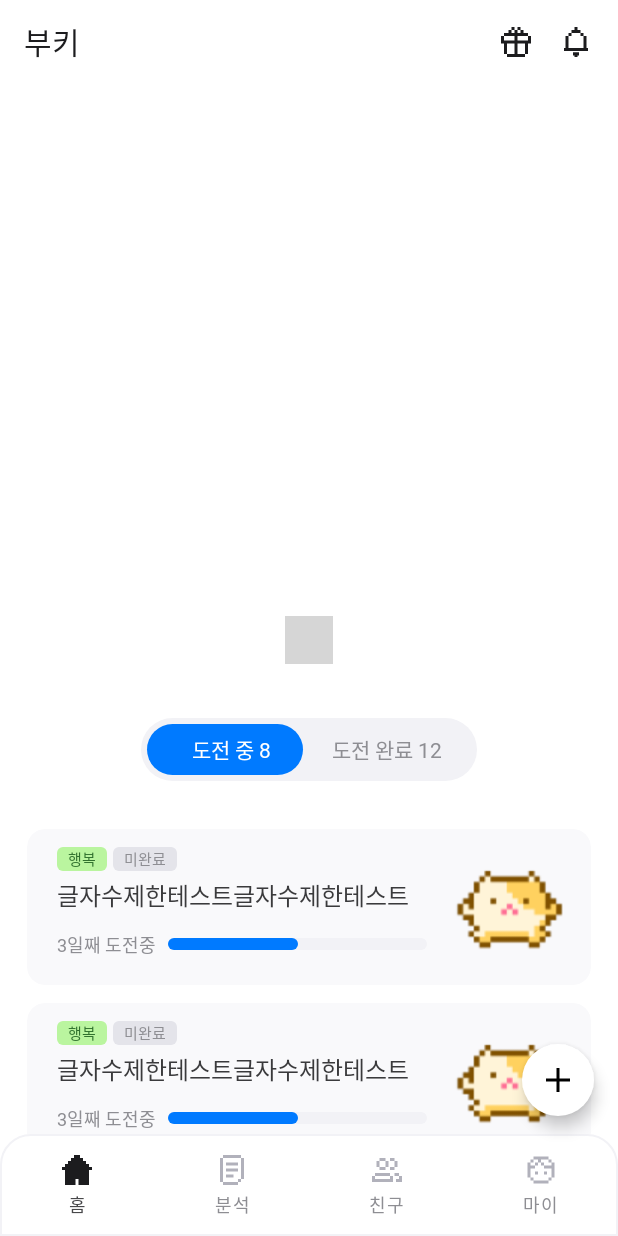
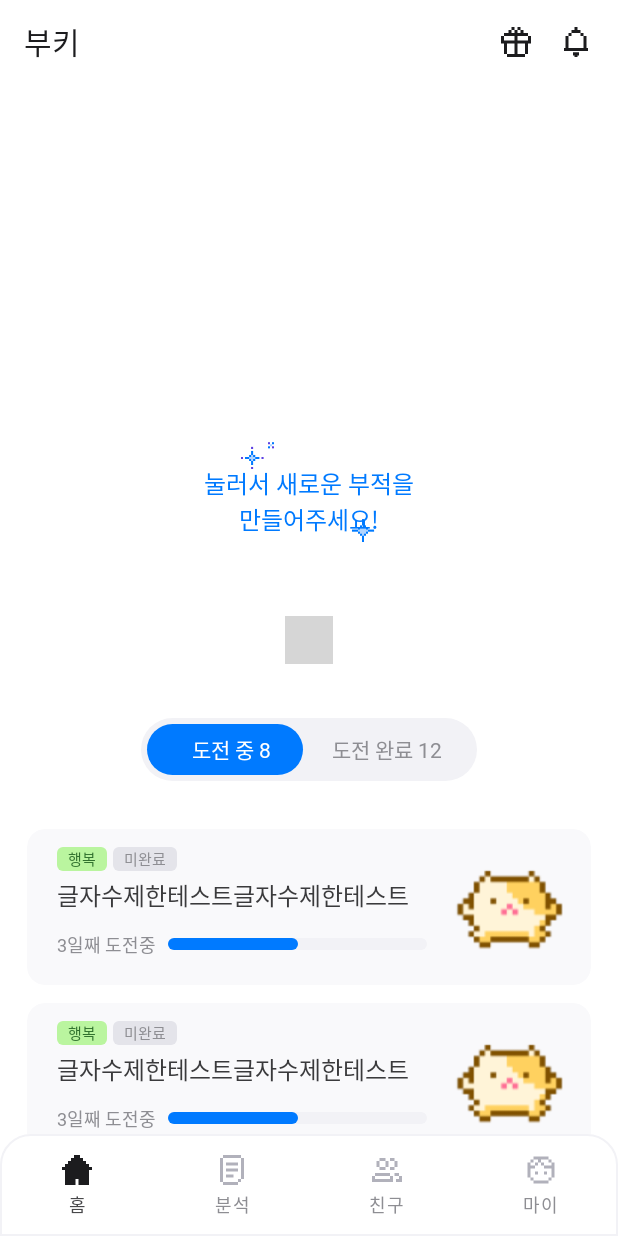
Before and after one commit to skp-temp/buki-android, an Android app: the screen it shows after launch (MainActivity), on a phone screen of 412 x 824 dp. Run offline under Robolectric (Android 15) with nearby library versions, the phone set to English and light mode, and no system bars; our stand-ins replace Dagger/Hilt's generated code, navigation-ui; plain views replace DotsIndicator; 1 statement that could not run was skipped; grey boxes are pictures that could not be loaded.

Commit message:
feat: 부적 없는 경우 레이아웃 구현

```diff
--- a/app/src/main/java/com/example/skptemp/feature/home/CharmDetailActivity.kt
+++ b/app/src/main/java/com/example/skptemp/feature/home/CharmDetailActivity.kt
@@ -153,7 +153,6 @@ class CharmDetailActivity : AppCompatActivity() {
     }
 
     private fun setupMessageList() = with(binding.messageRecyclerView) {
-        val messageBackgroundColor = ColorUtil.getColor(mContext, mCharmType.subBackgroundColor)
         val charmMessages = listOf(
             CharmMessage("", "김혜민", "테스트", "2024.01.10"),
             CharmMessage("", "김혜민", "테스트", "2024.01.10"),
@@ -161,12 +160,13 @@ class CharmDetailActivity : AppCompatActivity() {
             CharmMessage("", "김혜민", "글자수테스트글자수테스트글자수테스트글자수테스트글자수테스트글자수테스트", "2024.01.10"),
         )
 
-        if (charmMessages.size == 0) {
+        if (charmMessages.isEmpty()) {
             visibility = View.GONE
             binding.messageEmptyLayout.visibility = View.VISIBLE
             return@with
         }
 
+        val messageBackgroundColor = ColorUtil.getColor(mContext, mCharmType.subBackgroundColor)
         adapter =
             CharmMessageListAdapter(
                 charmMessages,
@@ -182,7 +182,6 @@ class CharmDetailActivity : AppCompatActivity() {
                 context = mContext
             )
         )
-
     }
 
     override fun onDestroy() {
--- /dev/null
+++ b/app/src/main/res/drawable/empty_charm_image.xml
@@ -0,0 +1,11 @@
+<?xml version="1.0" encoding="UTF-8"?>
+<shape xmlns:android="http://schemas.android.com/apk/res/android"
+    android:shape="rectangle">
+    <solid android:color="@color/blue_100" />
+    <corners android:radius="@dimen/large_radius" />
+    <stroke
+        android:width="1.6dp"
+        android:color="#80007AFF"
+        android:dashWidth="3dp"
+        android:dashGap="3dp" />
+</shape>
--- a/app/src/main/res/layout/activity_main.xml
+++ b/app/src/main/res/layout/activity_main.xml
@@ -23,6 +23,7 @@
         android:backgroundTint="@color/white"
         android:elevation="16dp"
         android:src="@drawable/ic_plus"
+        android:visibility="gone"
         app:borderWidth="0dp"
         app:fabCustomSize="@dimen/fab_size"
         app:layout_constraintBottom_toTopOf="@+id/bottom_navigation_bar"
--- a/app/src/main/res/layout/charm_image_list_item.xml
+++ b/app/src/main/res/layout/charm_image_list_item.xml
@@ -8,7 +8,7 @@
         android:id="@+id/charm_image"
         android:layout_width="match_parent"
         android:layout_height="0dp"
-        app:cardCornerRadius="@dimen/charm_image_radius"
+        app:cardCornerRadius="@dimen/large_radius"
         app:cardElevation="0dp"
         app:layout_constraintBottom_toBottomOf="parent"
         app:layout_constraintDimensionRatio="2:3"
--- a/app/src/main/res/layout/fragment_home.xml
+++ b/app/src/main/res/layout/fragment_home.xml
@@ -57,10 +57,60 @@
                     android:layout_height="0dp"
                     android:clipChildren="false"
                     android:clipToPadding="false"
+                    app:layout_constraintBottom_toTopOf="@+id/empty_charm_image_layout"
+                    app:layout_constraintLeft_toLeftOf="parent"
+                    app:layout_constraintRight_toRightOf="parent"
+                    app:layout_constraintTop_toBottomOf="@+id/space1" />
+
+                <!-- h = 300 / 332 = 0.9 -->
+                <androidx.constraintlayout.widget.ConstraintLayout
+                    android:id="@+id/empty_charm_image_layout"
+                    android:layout_width="match_parent"
+                    android:layout_height="0dp"
+                    android:clipChildren="false"
+                    android:clipToPadding="false"
                     app:layout_constraintBottom_toBottomOf="parent"
                     app:layout_constraintLeft_toLeftOf="parent"
                     app:layout_constraintRight_toRightOf="parent"
-                    app:layout_constraintTop_toBottomOf="@+id/space1" />
+                    app:layout_constraintTop_toBottomOf="@+id/charm_image_view_pager">
+
+                    <ImageView
+                        android:id="@+id/empty_charm_image"
+                        android:layout_width="0dp"
+                        android:layout_height="match_parent"
+                        android:src="@drawable/empty_charm_image"
+                        android:visibility="gone"
+                        app:layout_constraintBottom_toBottomOf="parent"
+                        app:layout_constraintDimensionRatio="2:3"
+                        app:layout_constraintLeft_toLeftOf="parent"
+                        app:layout_constraintRight_toRightOf="parent"
+                        app:layout_constraintTop_toTopOf="parent" />
+
+                    <ImageView
+                        android:layout_width="0dp"
+                        android:layout_height="match_parent"
+                        android:scaleType="fitCenter"
+                        android:src="@drawable/img_sparkle"
+                        app:layout_constraintBottom_toBottomOf="parent"
+                        app:layout_constraintDimensionRatio="2:3"
+                        app:layout_constraintLeft_toLeftOf="parent"
+                        app:layout_constraintRight_toRightOf="parent"
+                        app:layout_constraintTop_toTopOf="parent" />
+
+                    <TextView
+                        style="@style/medium_text_style"
+                        android:layout_width="match_parent"
+                        android:layout_height="wrap_content"
+                        android:layout_marginTop="6dp"
+                        android:gravity="center"
+                        android:text="@string/create_empty_charm"
+                        android:textColor="@color/blue"
+                        app:layout_constraintBottom_toBottomOf="parent"
+                        app:layout_constraintLeft_toLeftOf="parent"
+                        app:layout_constraintRight_toRightOf="parent"
+                        app:layout_constraintTop_toTopOf="parent" />
+
+                </androidx.constraintlayout.widget.ConstraintLayout>
 
             </androidx.constraintlayout.widget.ConstraintLayout>
 
--- a/app/src/main/res/values/dimens.xml
+++ b/app/src/main/res/values/dimens.xml
@@ -8,7 +8,6 @@
     <dimen name="horizontal_margin_large">24dp</dimen>
     <dimen name="horizontal_margin_medium">16dp</dimen>
 
-    <dimen name="charm_image_radius">17dp</dimen>
     <dimen name="charm_image_detail_radius">23dp</dimen>
     <dimen name="large_radius">20dp</dimen>
     <dimen name="medium_radius">12dp</dimen>
--- a/app/src/main/res/values/strings.xml
+++ b/app/src/main/res/values/strings.xml
@@ -23,6 +23,7 @@
     <string name="switch_progress">도전 중 </string>
 
     <string name="empty_progress_charm">만들고 있는 부적이 없어요</string>
+    <string name="create_empty_charm">눌러서 새로운 부적을\n만들어주세요!</string>
 
     <!-- activity_charm_detail.xml -->
     <string name="bottom_dialog_edit">수정</string>
@@ -36,5 +37,4 @@
 
     <string name="empty_message">아직 받은 응원 메시지가 없어요</string>
 
-
 </resources>
```
Also changed, not shown: app/src/main/res/drawable/img_sparkle.png (added).
